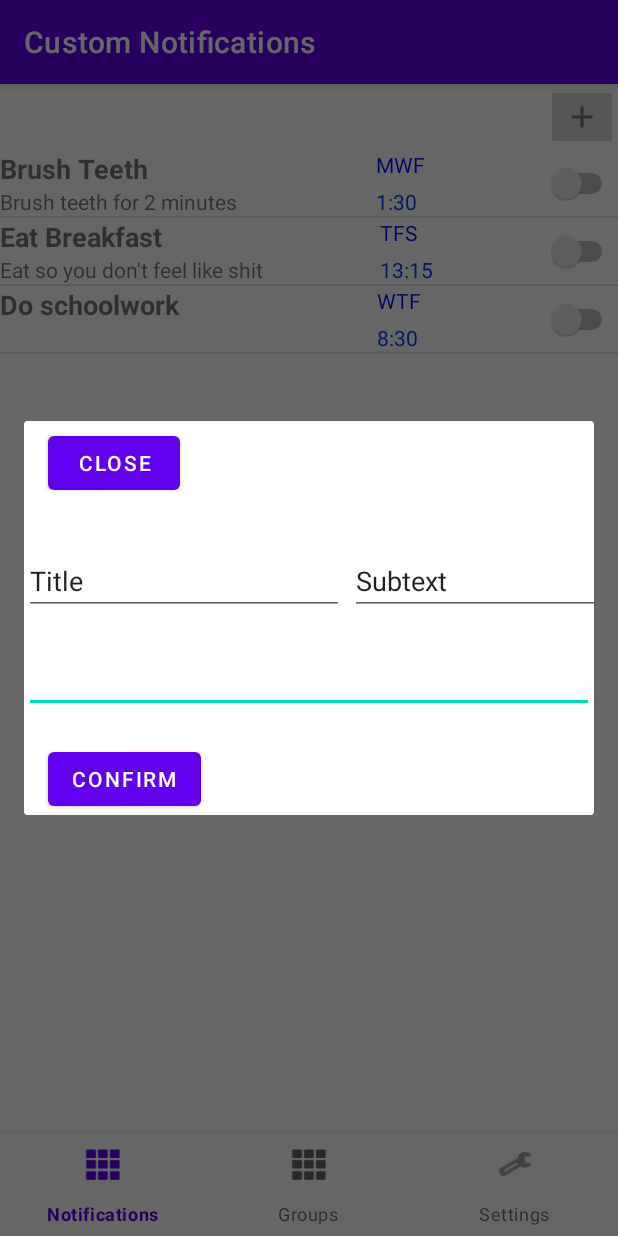
After one commit to Razorwind1/CustomNotificationsApp, an Android app: the fragment dialogfragment placed in its activity, on a phone screen of 412 x 824 dp. The commit adds this screen. Run offline under Robolectric (Android 15) with nearby library versions, the phone set to English and light mode, and no system bars; our stand-ins replace navigation-ui.

Commit message:
add dialog for adding notifications

```diff
--- a/app/src/main/java/edu/uc/hickmadc/customnotifications/MainActivity.kt
+++ b/app/src/main/java/edu/uc/hickmadc/customnotifications/MainActivity.kt
@@ -1,15 +1,23 @@
 package edu.uc.hickmadc.customnotifications
 
+import android.annotation.SuppressLint
 import androidx.appcompat.app.AppCompatActivity
 import android.os.Bundle
+import android.widget.Button
+import android.widget.ImageButton
 import android.widget.ListView
+import android.widget.Toast
 import androidx.navigation.Navigation
 import androidx.navigation.findNavController
 import androidx.navigation.ui.NavigationUI
 import com.google.android.material.bottomnavigation.BottomNavigationView
 import edu.uc.hickmadc.customnotifications.ui.main.MyListAdapter
+import edu.uc.hickmadc.customnotifications.ui.main.dialogfragment
 
 class MainActivity : AppCompatActivity() {
+
+
+
 
 
 
@@ -21,9 +29,13 @@ class MainActivity : AppCompatActivity() {
         "")
     val days= arrayOf<String>("MWF","TFS","WTF")
     val times= arrayOf<String>("1:30","13:15","8:30")
+
     override fun onCreate(savedInstanceState: Bundle?) {
+
+
         super.onCreate(savedInstanceState)
         setContentView(R.layout.activity_main)
+
 
 
         val lView= findViewById<ListView>(R.id.listView)
@@ -31,6 +43,14 @@ class MainActivity : AppCompatActivity() {
         lView.adapter = myListAdapter
         if (savedInstanceState == null) {
             setupBottomNavigationBar()
+        }
+        val addButton = findViewById<ImageButton>(R.id.btnAdd)
+        addButton.setOnClickListener{
+        var dialog= dialogfragment()
+
+        dialog.show(supportFragmentManager, "customdialog")
+
+
         }
 
     }
--- a/app/src/main/java/edu/uc/hickmadc/customnotifications/ui/main/MainFragment.kt
+++ b/app/src/main/java/edu/uc/hickmadc/customnotifications/ui/main/MainFragment.kt
@@ -5,6 +5,8 @@ import androidx.fragment.app.Fragment
 import android.view.LayoutInflater
 import android.view.View
 import android.view.ViewGroup
+import android.widget.ImageButton
+import android.widget.Toast
 import androidx.lifecycle.ViewModelProvider
 import edu.uc.hickmadc.customnotifications.R
 
@@ -17,16 +19,20 @@ class MainFragment : Fragment() {
     private lateinit var viewModel: MainViewModel
 
     override fun onCreateView(
+
         inflater: LayoutInflater,
         container: ViewGroup?,
         savedInstanceState: Bundle?
     ): View {
         return inflater.inflate(R.layout.fragment_main, container, false)
+
     }
 
     override fun onActivityCreated(savedInstanceState: Bundle?) {
         super.onActivityCreated(savedInstanceState)
         viewModel = ViewModelProvider(this).get(MainViewModel::class.java)
+
+
     }
 
 }
--- /dev/null
+++ b/app/src/main/java/edu/uc/hickmadc/customnotifications/ui/main/dialogfragment.kt
@@ -0,0 +1,21 @@
+package edu.uc.hickmadc.customnotifications.ui.main
+
+import android.os.Bundle
+import android.view.LayoutInflater
+import android.view.View
+import android.view.ViewGroup
+import androidx.fragment.app.DialogFragment
+import androidx.fragment.app.FragmentContainer
+import edu.uc.hickmadc.customnotifications.R
+import java.io.FileDescriptor
+import java.io.PrintWriter
+import java.util.zip.Inflater
+
+class dialogfragment: DialogFragment() {
+    override fun onCreateView(inflater: LayoutInflater, container: ViewGroup?, savedInstanceState: Bundle?):View?{
+        var rootView: View= inflater.inflate(R.layout.notification_dialog,container,false)
+        return rootView
+
+
+    }
+}
--- a/app/src/main/res/layout/activity_main.xml
+++ b/app/src/main/res/layout/activity_main.xml
@@ -7,7 +7,13 @@
     android:layout_height="match_parent"
     tools:context=".MainActivity">
 
-
+    <ImageButton
+        android:id="@+id/btnAdd"
+        android:layout_width="wrap_content"
+        android:layout_height="wrap_content"
+        android:src="@drawable/add"
+        app:layout_constraintEnd_toEndOf="parent"
+        app:layout_constraintTop_toTopOf="parent" />
 
     <com.google.android.material.bottomnavigation.BottomNavigationView
         android:id="@+id/bottom_nav"
--- a/app/src/main/res/layout/fragment_main.xml
+++ b/app/src/main/res/layout/fragment_main.xml
@@ -7,13 +7,7 @@
     android:layout_height="match_parent"
     tools:context=".ui.main.MainFragment"
     >
-    <ImageButton
-        android:id="@+id/imageButton"
-        android:layout_width="wrap_content"
-        android:layout_height="wrap_content"
-        android:src="@drawable/add"
-        app:layout_constraintEnd_toEndOf="parent"
-        app:layout_constraintTop_toTopOf="parent" />
+
 
     <ListView
         android:id="@+id/listView"
@@ -21,6 +15,6 @@
         android:layout_height="match_parent"
         android:layout_marginTop="44dp"
         app:layout_constraintBottom_toBottomOf="parent"
-        app:layout_constraintStart_toStartOf="parent"
-        app:layout_constraintTop_toBottomOf="@+id/imageButton" />
+        app:layout_constraintStart_toStartOf="parent"/>
+
 </androidx.constraintlayout.widget.ConstraintLayout>
--- /dev/null
+++ b/app/src/main/res/layout/notification_dialog.xml
@@ -0,0 +1,65 @@
+<?xml version="1.0" encoding="utf-8"?>
+<androidx.constraintlayout.widget.ConstraintLayout xmlns:android="http://schemas.android.com/apk/res/android"
+    xmlns:app="http://schemas.android.com/apk/res-auto"
+    xmlns:tools="http://schemas.android.com/tools"
+    android:layout_width="match_parent"
+    android:layout_height="match_parent">
+
+
+    <EditText
+        android:id="@+id/notificationText"
+        android:layout_width="match_parent"
+        android:layout_height="wrap_content"
+        android:layout_marginTop="20dp"
+        android:ems="10"
+        android:gravity="start|top"
+        android:inputType="textMultiLine"
+        android:textAlignment="viewStart"
+        app:layout_constraintEnd_toEndOf="parent"
+        app:layout_constraintHorizontal_bias="0.0"
+        app:layout_constraintStart_toStartOf="parent"
+        app:layout_constraintTop_toBottomOf="@+id/txtTitle" />
+
+    <EditText
+        android:id="@+id/txtSubtext"
+        android:layout_width="wrap_content"
+        android:layout_height="wrap_content"
+        android:layout_marginStart="4dp"
+        android:layout_marginTop="84dp"
+        android:ems="10"
+        android:inputType="textPersonName"
+        android:text="Subtext"
+        app:layout_constraintStart_toEndOf="@+id/txtTitle"
+        app:layout_constraintTop_toTopOf="parent" />
+
+    <EditText
+        android:id="@+id/txtTitle"
+        android:layout_width="wrap_content"
+        android:layout_height="wrap_content"
+        android:layout_marginTop="32dp"
+        android:ems="10"
+        android:inputType="textPersonName"
+        android:text="Title"
+        app:layout_constraintStart_toStartOf="parent"
+        app:layout_constraintTop_toBottomOf="@+id/btnclose" />
+
+    <Button
+        android:id="@+id/btnconfirm"
+        android:layout_width="wrap_content"
+        android:layout_height="wrap_content"
+        android:layout_marginStart="16dp"
+        android:layout_marginTop="20dp"
+        android:text="Confirm"
+        app:layout_constraintStart_toStartOf="parent"
+        app:layout_constraintTop_toBottomOf="@+id/notificationText" />
+
+    <Button
+        android:id="@+id/btnclose"
+        android:layout_width="wrap_content"
+        android:layout_height="wrap_content"
+        android:layout_marginStart="16dp"
+        android:layout_marginTop="4dp"
+        android:text="Close"
+        app:layout_constraintStart_toStartOf="parent"
+        app:layout_constraintTop_toTopOf="parent" />
+</androidx.constraintlayout.widget.ConstraintLayout>
```
